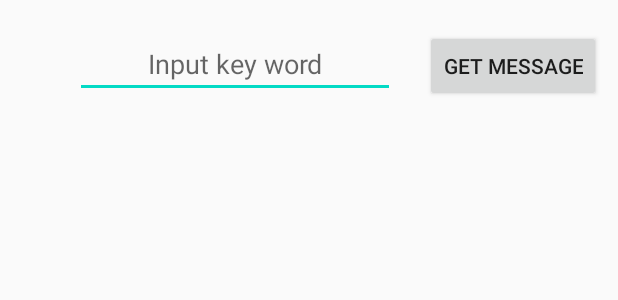
After one commit to linxueni/lxn, an Android app: the layout activity_xlx.xml on its own in the app's theme, with its tools: preview values and no code run, on a phone screen of 412 x 824 dp. The commit adds this screen. Shown: the top 300 px of the screen. Run offline under Robolectric (Android 15) with nearby library versions, the phone set to English and light mode, and no system bars.

```diff
--- a/app/src/main/java/com/lxn/ch2_1/RateActivity.java
+++ b/app/src/main/java/com/lxn/ch2_1/RateActivity.java
@@ -60,7 +60,6 @@ public class RateActivity extends AppCompatActivity implements Runnable{
         euroRate=sp.getFloat("euro_rate",0.0f);
         wonRate=sp.getFloat("won_rate",0.0f);
         updateDate=sp.getString("update_date","");
-
         //获取当前时间
         Date today= Calendar.getInstance().getTime();
        SimpleDateFormat  sdf=new SimpleDateFormat("yyyy-MM-dd");
--- /dev/null
+++ b/app/src/main/res/layout/activity_xlx.xml
@@ -0,0 +1,40 @@
+<?xml version="1.0" encoding="utf-8"?>
+<LinearLayout xmlns:android="http://schemas.android.com/apk/res/android"
+
+    xmlns:tools="http://schemas.android.com/tools"
+    android:layout_width="match_parent"
+    android:layout_height="match_parent"
+    android:orientation="vertical"
+    tools:context=".xlxActivity">
+
+    <LinearLayout
+        android:layout_width="match_parent"
+        android:layout_height="wrap_content"
+        android:orientation="horizontal">
+
+        <EditText
+            android:id="@+id/key_word"
+            android:layout_width="wrap_content"
+            android:layout_height="wrap_content"
+            android:autofillHints="@string/app_name"
+            android:layout_marginTop="20dp"
+            android:layout_marginLeft="50dp"
+            android:layout_marginRight="20dp"
+            android:ems="10"
+            android:gravity="center"
+            android:hint="@string/key_word" />
+
+        <Button
+            android:id="@+id/message"
+            android:layout_width="wrap_content"
+            android:layout_height="wrap_content"
+            android:layout_marginTop="20dp"
+            android:onClick="openOne"
+            android:text="@string/get_word" />
+    </LinearLayout>
+
+    <ListView
+        android:id="@+id/item"
+        android:layout_width="match_parent"
+        android:layout_height="match_parent" />
+</LinearLayout>
--- a/app/src/main/res/values/strings.xml
+++ b/app/src/main/res/values/strings.xml
@@ -20,4 +20,6 @@
     <string name="btn_save_label">Save</string>
     <string name="menu_set">setting</string>
     <string name="open_list">OpenList</string>
+    <string name="key_word">Input key word</string>
+    <string name="get_word">get message</string>
 </resources>
```
Also changed, not shown: app/src/main/AndroidManifest.xml (+16 -3 lines), app/src/main/java/com/lxn/ch2_1/Mylist2Activity.java (+41 -5 lines), app/src/main/java/com/lxn/ch2_1/MylistActivity.java (+38 -4 lines), app/src/main/java/com/lxn/ch2_1/RListActivity.java (added, +80 -0 lines), app/src/main/java/com/lxn/ch2_1/xlxActivity.java (added, +137 -0 lines), app/src/main/res/layout/activity_mylist.xml (+19 -3 lines), 1 other file.
